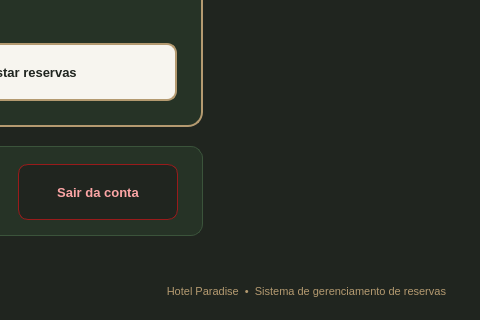
The window that mainwindow.ui (JairCosta00/Sistema-de-Reservas-Rede-de-Hot-is-Paradise) describes before a commit, drawn with Qt 5; both pictures show x 800 to 1280 and y 408 to 728 of the 1280 by 728 pixel window.
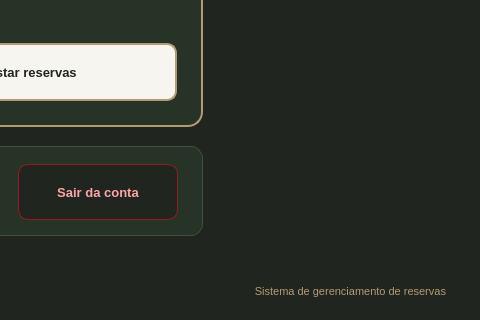
The same window after the commit.

Patch:
```diff
--- a/mainwindow.ui
+++ b/mainwindow.ui
@@ -745,7 +745,7 @@
       <item>
        <widget class="QLabel" name="labelRodape">
         <property name="text">
-         <string>Hotel Paradise  •  Sistema de gerenciamento de reservas</string>
+         <string>Sistema de gerenciamento de reservas</string>
         </property>
         <property name="alignment">
          <set>Qt::AlignmentFlag::AlignRight|Qt::AlignmentFlag::AlignTrailing|Qt::AlignmentFlag::AlignVCenter</set>
```
